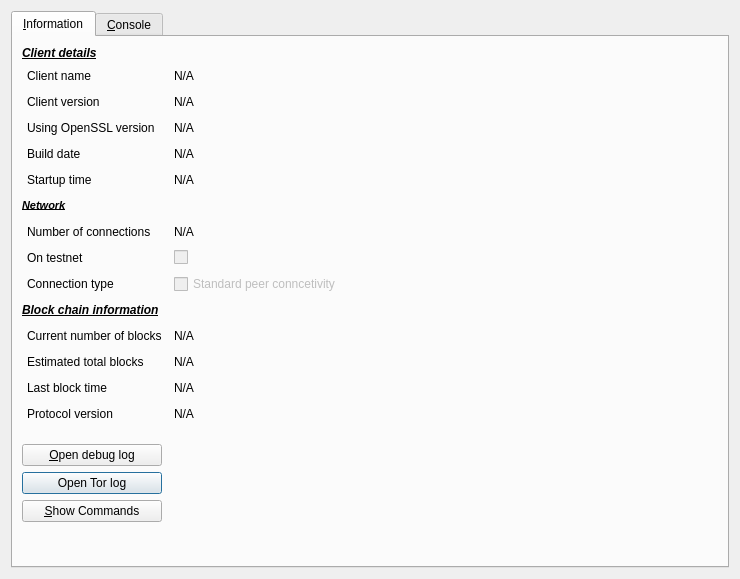
Qt form src/qt/forms/rpcconsole.ui (mammix2/boostcoin-core) before a commit.
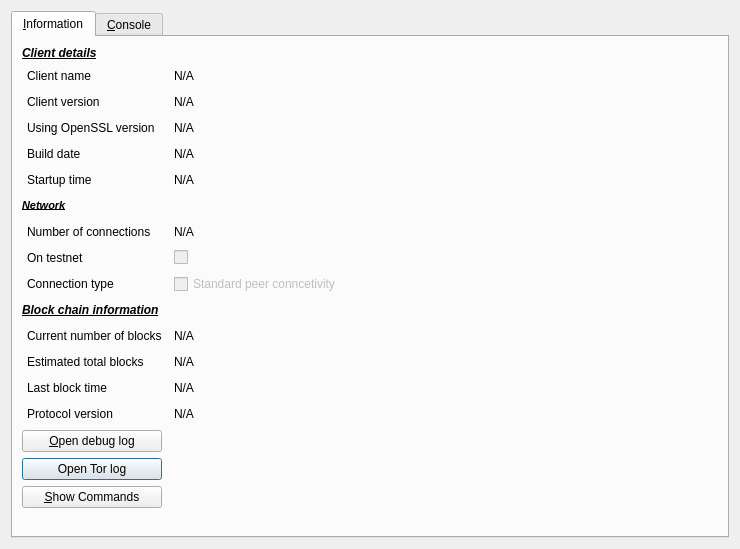
The same form after that commit. Icons and pictures are not drawn.

Patch:
```diff
--- a/src/qt/forms/rpcconsole.ui
+++ b/src/qt/forms/rpcconsole.ui
@@ -7,7 +7,7 @@
     <x>0</x>
     <y>0</y>
     <width>740</width>
-    <height>579</height>
+    <height>549</height>
    </rect>
   </property>
   <property name="windowTitle">
```
